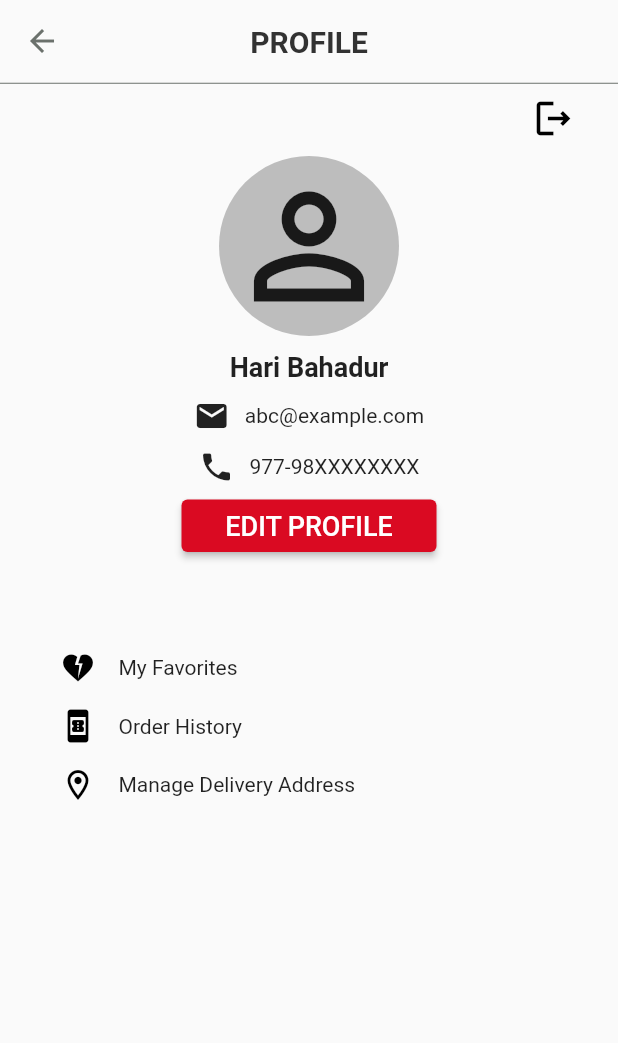
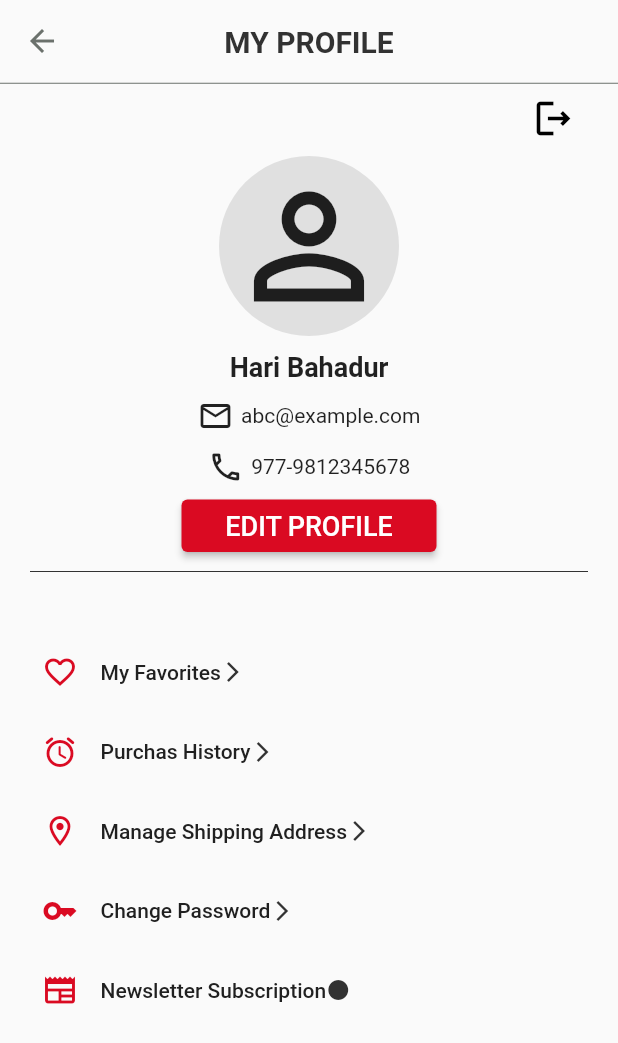
Before and after one commit to sushil057/kakad, a Flutter app: the screen it shows after launch, after a tap on "LOG IN", on a phone screen of 412 x 824 dp. Shown: the top 1043 px of the screen. Run offline on Flutter 3.47's test engine with Material 2 defaults, Android fonts, the light colour scheme and no system bars.

Commit message:
updates for thursday

```diff
--- /dev/null
+++ b/kakkad/lib/changepwd.dart
@@ -0,0 +1,69 @@
+import 'package:flutter/material.dart';
+import 'package:kakkad/components/appbar.dart';
+import 'package:kakkad/components/button.dart';
+import 'package:kakkad/components/inputtext.dart';
+import 'package:kakkad/components/title.dart';
+import 'package:kakkad/profile.dart';
+
+class CHangepswd extends StatelessWidget {
+  const CHangepswd({super.key});
+
+  @override
+  Widget build(BuildContext context) {
+    return MaterialApp(
+      debugShowCheckedModeBanner: false,
+      home: Scaffold(
+        appBar: const PreferredSize(
+          preferredSize: Size.fromHeight((kToolbarHeight)),
+          child: Myappbar(title: 'CHANGE PASSWORD'),
+        ),
+        body: SingleChildScrollView(
+          child: SafeArea(
+            child: Container(
+              margin: const EdgeInsets.only(left: 20, right: 20, top: 30),
+              child: Column(
+                crossAxisAlignment: CrossAxisAlignment.start,
+                children: [
+                  const Titletext(title: '  Current Password*'),
+                  const Textfield(
+                    hinttext: 'password',
+                    icon: Icons.lock,
+                    obscuretext: true,
+                    fontsize: 18,
+                  ),
+                  const SizedBox(height: 20),
+                  const Titletext(title: '  New Password*'),
+                  const Textfield(
+                    hinttext: 'password',
+                    fontsize: 18,
+                    icon: Icons.lock,
+                    obscuretext: true,
+                  ),
+                  const SizedBox(height: 20),
+                  const Titletext(title: '  Confirm Password*'),
+                  const Textfield(
+                    hinttext: 'password',
+                    fontsize: 18,
+                    icon: Icons.lock,
+                    obscuretext: true,
+                  ),
+                  const SizedBox(height: 400),
+                  Custombutton(
+                    onpressed: () {
+                      Navigator.of(context).push(
+                        MaterialPageRoute(builder: (BuildContext context) {
+                          return const Profile();
+                        }),
+                      );
+                    },
+                    label: 'UPDATE PASSWORD',
+                  ),
+                ],
+              ),
+            ),
+          ),
+        ),
+      ),
+    );
+  }
+}
--- a/kakkad/lib/confirmpassword.dart
+++ b/kakkad/lib/confirmpassword.dart
@@ -20,8 +20,7 @@ class Confirmpassword extends StatelessWidget {
         body: SingleChildScrollView(
           child: SafeArea(
             child: Container(
-              margin: const EdgeInsets.only(
-                  left: 30, right: 30, top: 30, bottom: 30),
+              margin: const EdgeInsets.only(left: 20, right: 20, top: 20),
               child: Column(
                 crossAxisAlignment: CrossAxisAlignment.start,
                 mainAxisAlignment: MainAxisAlignment.spaceEvenly,
--- a/kakkad/lib/editprofile.dart
+++ b/kakkad/lib/editprofile.dart
@@ -18,12 +18,11 @@ class Editprofile extends StatelessWidget {
         body: SingleChildScrollView(
           child: SafeArea(
             child: Container(
-              margin: const EdgeInsets.only(left: 30, right: 30, top: 30),
+              margin: const EdgeInsets.only(left: 20, right: 20, top: 20),
               child: Column(
                 crossAxisAlignment: CrossAxisAlignment.start,
                 mainAxisAlignment: MainAxisAlignment.spaceEvenly,
                 children: [
-                  const SizedBox(height: 20),
                   const Titletext(title: '   Name*'),
                   const Textfield(
                     hinttext: 'Hari Bahadur',
--- a/kakkad/lib/forgetpassword.dart
+++ b/kakkad/lib/forgetpassword.dart
@@ -21,7 +21,7 @@ class Forgetpassword extends StatelessWidget {
           child: SafeArea(
             child: Container(
               margin: const EdgeInsets.only(
-                  left: 30, right: 30, top: 30, bottom: 30),
+                  left: 30, right: 20, top: 20, bottom: 70),
               child: Column(
                 crossAxisAlignment: CrossAxisAlignment.start,
                 mainAxisAlignment: MainAxisAlignment.spaceEvenly,
--- a/kakkad/lib/login.dart
+++ b/kakkad/lib/login.dart
@@ -36,7 +36,7 @@ class Loginpage extends StatelessWidget {
         body: SingleChildScrollView(
           child: SafeArea(
             child: Container(
-              margin: const EdgeInsets.only(left: 30, right: 30, top: 80),
+              margin: const EdgeInsets.only(left: 20, right: 32, top: 70),
               child: Column(
                 mainAxisAlignment: MainAxisAlignment.spaceEvenly,
                 children: [
--- a/kakkad/lib/profile.dart
+++ b/kakkad/lib/profile.dart
@@ -1,8 +1,11 @@
 import 'package:flutter/material.dart';
+import 'package:kakkad/changepwd.dart';
 import 'package:kakkad/components/appbar.dart';
 import 'package:kakkad/components/button.dart';
+import 'package:kakkad/components/colors.dart';
 import 'package:kakkad/editprofile.dart';
 import 'package:kakkad/login.dart';
+import 'package:kakkad/shippingaddress.dart';
 
 class Profile extends StatelessWidget {
   const Profile({super.key});
@@ -14,7 +17,7 @@ class Profile extends StatelessWidget {
       home: Scaffold(
         appBar: const PreferredSize(
           preferredSize: Size.fromHeight(kToolbarHeight),
-          child: Myappbar(title: 'PROFILE'),
+          child: Myappbar(title: 'MY PROFILE'),
         ),
         body: SingleChildScrollView(
           child: SafeArea(
@@ -47,7 +50,7 @@ class Profile extends StatelessWidget {
                     height: 120,
                     decoration: BoxDecoration(
                       shape: BoxShape.circle,
-                      color: Colors.grey.shade400,
+                      color: Colors.grey.shade300,
                     ),
                     child: const Icon(
                       Icons.person_outline,
@@ -66,8 +69,8 @@ class Profile extends StatelessWidget {
                   const Row(
                     mainAxisAlignment: MainAxisAlignment.center,
                     children: [
-                      Icon(Icons.mail),
-                      SizedBox(width: 10),
+                      Icon(Icons.mail_outline),
+                      SizedBox(width: 5),
                       Text('abc@example.com')
                     ],
                   ),
@@ -75,9 +78,9 @@ class Profile extends StatelessWidget {
                   const Row(
                     mainAxisAlignment: MainAxisAlignment.center,
                     children: [
-                      Icon(Icons.phone),
-                      SizedBox(width: 10),
-                      Text('977-98XXXXXXXX'),
+                      Icon(Icons.local_phone_outlined),
+                      SizedBox(width: 5),
+                      Text('977-9812345678'),
                     ],
                   ),
                   const SizedBox(height: 10),
@@ -96,20 +99,60 @@ class Profile extends StatelessWidget {
                           );
                         }),
                   ),
-                  const SizedBox(height: 65),
-                  const RowContent(
-                    icon: Icons.heart_broken,
+                  const SizedBox(height: 5),
+                  Divider(
+                    color: Mycolors.primarytext,
+                  ),
+                  const SizedBox(height: 35),
+                  RowContent(
+                    icon: Icons.favorite_border,
                     label: 'My Favorites',
+                    icon2: Icons.arrow_forward_ios,
+                    onpressed: () {},
                   ),
-                  const SizedBox(height: 15),
-                  const RowContent(
-                    icon: Icons.book_online,
-                    label: 'Order History',
+                  const SizedBox(height: 5),
+                  RowContent(
+                    icon: Icons.alarm_rounded,
+                    label: 'Purchas History',
+                    icon2: Icons.arrow_forward_ios,
+                    onpressed: () {},
                   ),
-                  const SizedBox(height: 15),
-                  const RowContent(
+                  const SizedBox(height: 5),
+                  RowContent(
                     icon: Icons.location_on_outlined,
-                    label: 'Manage Delivery Address',
+                    label: 'Manage Shipping Address',
+                    icon2: Icons.arrow_forward_ios,
+                    onpressed: () {
+                      Navigator.of(context).push(
+                        MaterialPageRoute(
+                          builder: (BuildContext context) {
+                            return const Shippingaddress();
+                          },
+                        ),
+                      );
+                    },
+                  ),
+                  const SizedBox(height: 5),
+                  RowContent(
+                    icon: Icons.key,
+                    label: 'Change Password',
+                    icon2: Icons.arrow_forward_ios,
+                    onpressed: () {
+                      Navigator.of(context).push(
+                        MaterialPageRoute(
+                          builder: (BuildContext context) {
+                            return const CHangepswd();
+                          },
+                        ),
+                      );
+                    },
+                  ),
+                  const SizedBox(height: 5),
+                  RowContent(
+                    icon: Icons.newspaper,
+                    label: 'Newsletter Subscription',
+                    icon2: Icons.circle,
+                    onpressed: () {},
                   ),
                 ],
               ),
@@ -124,12 +167,14 @@ class Profile extends StatelessWidget {
 class RowContent extends StatelessWidget {
   final IconData icon;
   final String label;
-  final Color? color;
+  final IconData? icon2;
+  final VoidCallback onpressed;
 
   const RowContent({
-    this.color = Colors.black,
     required this.icon,
     required this.label,
+    required this.onpressed,
+    this.icon2,
     super.key,
   });
 
@@ -137,24 +182,29 @@ class RowContent extends StatelessWidget {
   Widget build(BuildContext context) {
     return Column(
       children: [
-        Container(
-          margin: const EdgeInsets.symmetric(horizontal: 20),
+        TextButton(
+          onPressed: onpressed,
           child: Row(
-            mainAxisAlignment: MainAxisAlignment.start,
+              // mainAxisAlignment: MainAxisAlignment.start,
               children: [
                 Icon(
                   icon,
-                color: color,
+                  color: Mycolors.primaryred,
                 ),
                 const SizedBox(width: 15),
                 Text(
                   label,
-                style: const TextStyle(
+                  style: TextStyle(
                     fontSize: 14,
+                    color: Mycolors.primaryblack,
                   ),
                 ),
-            ],
+                Icon(
+                  icon2,
+                  color: Mycolors.primarytext,
+                  size: 16,
                 ),
+              ]),
         ),
       ],
     );
--- a/kakkad/lib/pswrdverification.dart
+++ b/kakkad/lib/pswrdverification.dart
@@ -20,7 +20,7 @@ class Pwdverification extends StatelessWidget {
           child: SafeArea(
             child: Container(
               margin: const EdgeInsets.only(
-                  left: 30, right: 30, top: 30, bottom: 30),
+                  left: 20, right: 20, top: 20, bottom: 20),
               child: Column(
                 crossAxisAlignment: CrossAxisAlignment.start,
                 mainAxisAlignment: MainAxisAlignment.spaceEvenly,
--- a/kakkad/lib/signup.dart
+++ b/kakkad/lib/signup.dart
@@ -19,7 +19,7 @@ class Signup extends StatelessWidget {
         body: SingleChildScrollView(
           child: SafeArea(
             child: Container(
-              margin: const EdgeInsets.only(left: 30, right: 30, top: 80),
+              margin: const EdgeInsets.only(left: 20, right: 20, top: 87),
               child: Column(
                 children: [
                   SizedBox(
--- a/kakkad/lib/verification.dart
+++ b/kakkad/lib/verification.dart
@@ -27,7 +27,7 @@ class _VerificationState extends State<Verification> {
         body: SingleChildScrollView(
           child: SafeArea(
             child: Container(
-              margin: const EdgeInsets.only(left: 30, right: 30, top: 80),
+              margin: const EdgeInsets.only(left: 20, right: 20, top: 70),
               child: Column(
                 children: [
                   SizedBox(
```
Also changed, not shown: kakkad/lib/shippingaddress.dart (added, +64 -0 lines). Lines whose indentation alone changed are shown as unchanged.
